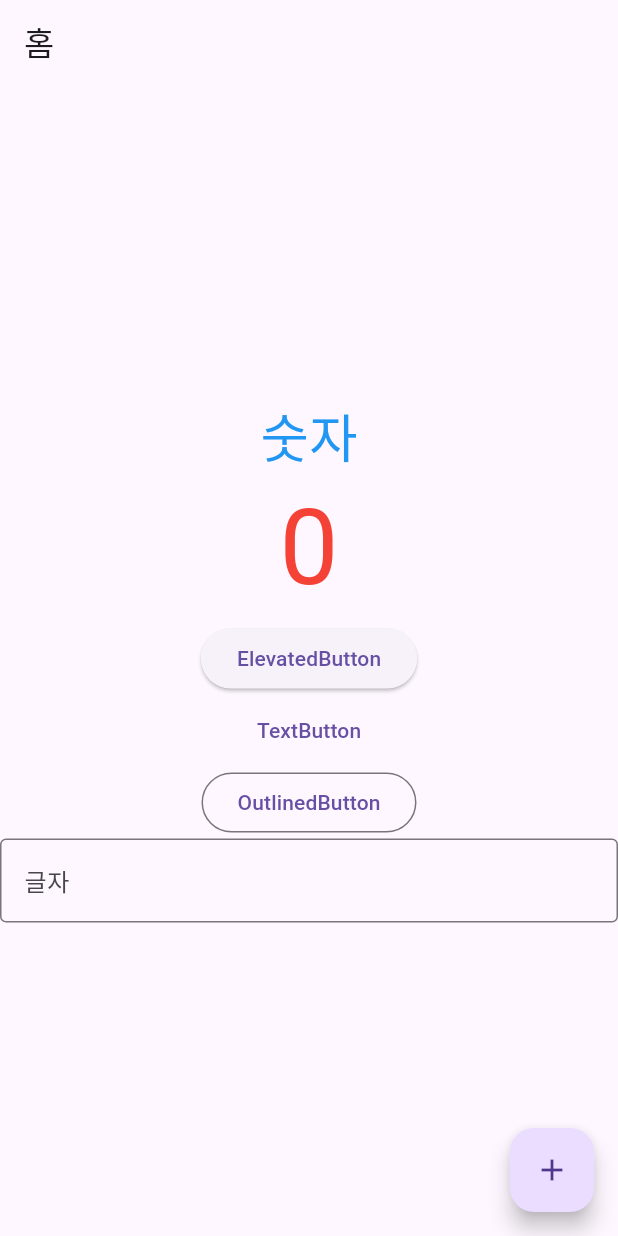
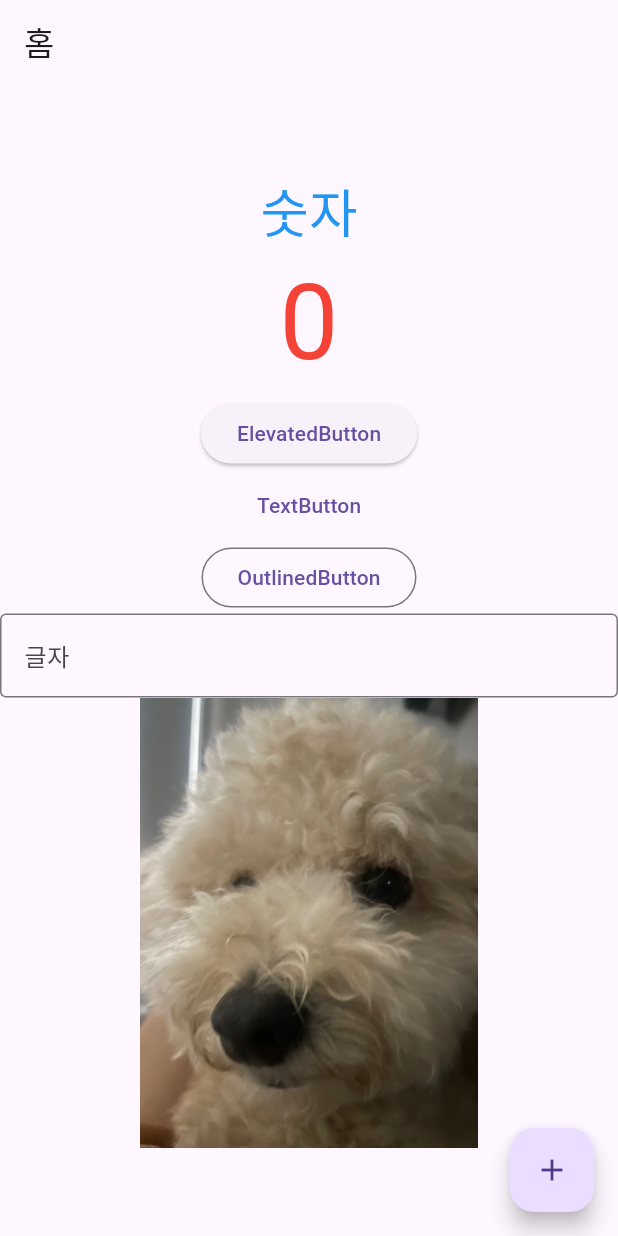
Before and after one commit to kimlg2/flutter_first, a Flutter app: the screen it shows after launch, on a phone screen of 412 x 824 dp. Run offline on Flutter 3.47's test engine with Material 3 defaults, Android fonts, the phone set to English and light mode, and no system bars.

```diff
--- a/lib/My_home_page.dart
+++ b/lib/My_home_page.dart
@@ -52,15 +52,21 @@ class _MyHomePageState extends State<MyHomePage> {
 
             ),
             TextField(
+
               decoration: InputDecoration(
+
                 labelText: '글자',
                  border: OutlineInputBorder(),
               ),
+
               onChanged: (text) {
                 print(text);
               },
               ),
-
+            Image.asset('assets/cookie.png',
+              width: 300,
+              height: 300,
+            ),
           ] ,
         ),
       ),
```
Also changed, not shown: pubspec.yaml (+5 -2 lines), assets/cookie.png (added).
